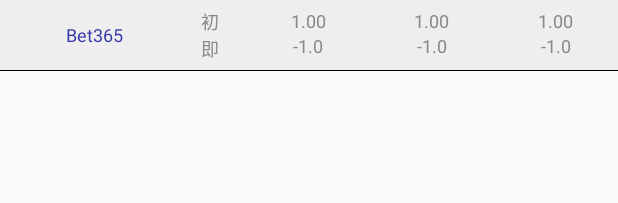
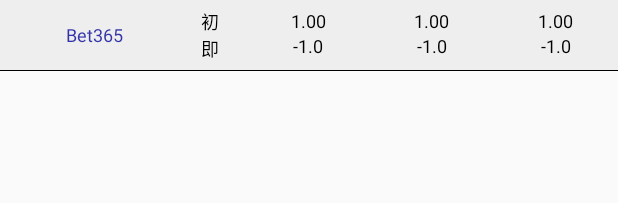
Before and after one commit to NBalls/QTan, an Android app: the layout fragment_parser_item_ou.xml on its own in the app's theme, with its tools: preview values and no code run, on a phone screen of 412 x 824 dp. Shown: the top 203 px of the screen. Run offline under Robolectric (Android 15) with nearby library versions, the phone set to English and light mode, and no system bars.

Commit message:
更新页面字体颜色

```diff
--- a/app/src/main/res/layout/activity_main.xml
+++ b/app/src/main/res/layout/activity_main.xml
@@ -114,6 +114,7 @@
                 android:textColor="@android:color/black"
                 android:padding="10dp"
                 android:hint="yyyyMMdd"
+                android:inputType="number"
                 android:background="@drawable/border_background"
                 />
 
--- a/app/src/main/res/layout/fragment_parser_item_ou.xml
+++ b/app/src/main/res/layout/fragment_parser_item_ou.xml
@@ -41,7 +41,7 @@
                     android:layout_height="0dp"
                     android:layout_weight="1"
                     android:textSize="12sp"
-                    android:textColor="#888888"
+                    android:textColor="@android:color/black"
                     android:text="初"
                     android:gravity="center"
                     />
@@ -50,7 +50,7 @@
                     android:layout_height="0dp"
                     android:layout_weight="1"
                     android:textSize="12sp"
-                    android:textColor="#888888"
+                    android:textColor="@android:color/black"
                     android:text="即"
                     android:gravity="center"
                     />
@@ -71,7 +71,7 @@
                 android:layout_height="0dp"
                 android:layout_weight="1"
                 android:textSize="12sp"
-                android:textColor="#888888"
+                android:textColor="@android:color/black"
                 android:text="1.00"
                 android:gravity="center"
                 />
@@ -81,7 +81,7 @@
                 android:layout_height="0dp"
                 android:layout_weight="1"
                 android:textSize="12sp"
-                android:textColor="#888888"
+                android:textColor="@android:color/black"
                 android:text="-1.0"
                 android:gravity="center"
                 />
@@ -101,7 +101,7 @@
                 android:layout_height="0dp"
                 android:layout_weight="1"
                 android:textSize="12sp"
-                android:textColor="#888888"
+                android:textColor="@android:color/black"
                 android:text="1.00"
                 android:gravity="center"
                 />
@@ -111,7 +111,7 @@
                 android:layout_height="0dp"
                 android:layout_weight="1"
                 android:textSize="12sp"
-                android:textColor="#888888"
+                android:textColor="@android:color/black"
                 android:text="-1.0"
                 android:gravity="center"
                 />
@@ -131,7 +131,7 @@
                 android:layout_height="0dp"
                 android:layout_weight="1"
                 android:textSize="12sp"
-                android:textColor="#888888"
+                android:textColor="@android:color/black"
                 android:text="1.00"
                 android:gravity="center"
                 />
@@ -141,7 +141,7 @@
                 android:layout_height="0dp"
                 android:layout_weight="1"
                 android:textSize="12sp"
-                android:textColor="#888888"
+                android:textColor="@android:color/black"
                 android:text="-1.0"
                 android:gravity="center"
                 />
```
Also changed, not shown: app/src/main/java/driver/chao/com/qtan/MainActivity.kt (+7 -7 lines), app/src/main/java/driver/chao/com/qtan/TDetailActivity.kt (+19 -19 lines), app/src/main/res/layout/fragment_parser_item_sai.xml (+4 -4 lines), app/src/main/res/layout/fragment_parser_item_ya.xml (+6 -6 lines).
